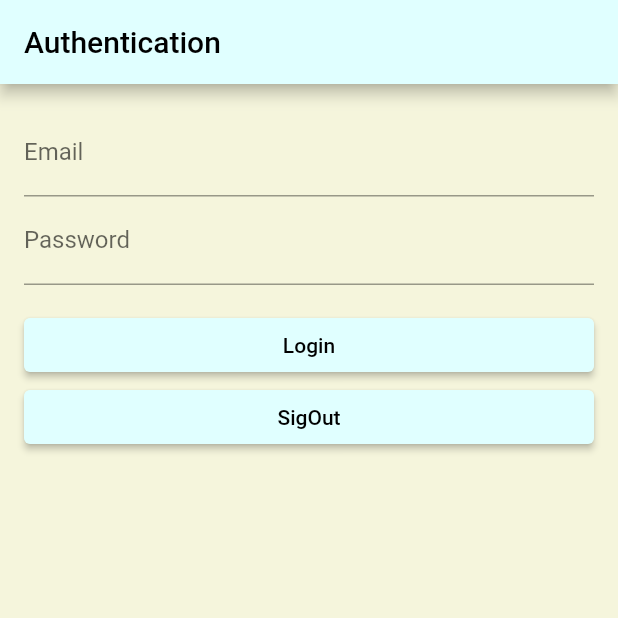
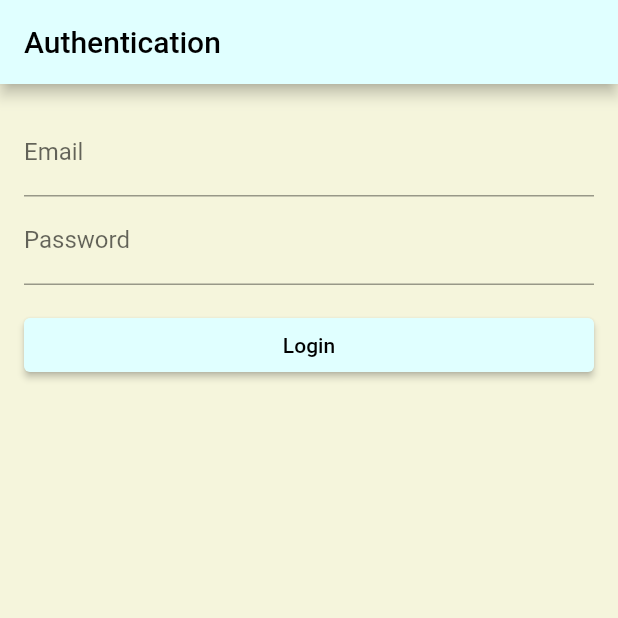
Before and after one commit to Odialko/flutter_deep_dive, a Flutter app: the LoginScreen screen opened by its route, on a phone screen of 412 x 824 dp, the top half of it. Run offline on Flutter 3.47's test engine with Material 2 defaults, Android fonts, the phone set to English and light mode, and no system bars; our stand-ins replace firebase_auth, firebase_core, flutter_riverpod, freezed_annotation, go_router, google_fonts; missing offline and left inert: rive_splash_screen; accounts and stored records are empty.

Commit message:
delete SignOut button from the login screen

```diff
--- a/lib/src/ui/authentication/login_screen.dart
+++ b/lib/src/ui/authentication/login_screen.dart
@@ -36,12 +36,6 @@ class LoginScreen extends ConsumerWidget {
               },
               child: const Text('Login'),
             ),
-            ElevatedButton(
-              onPressed: () {
-                authStore.signOut();
-              },
-              child: const Text('SigOut'),
-            ),
           ],
         ),
       ),
```
